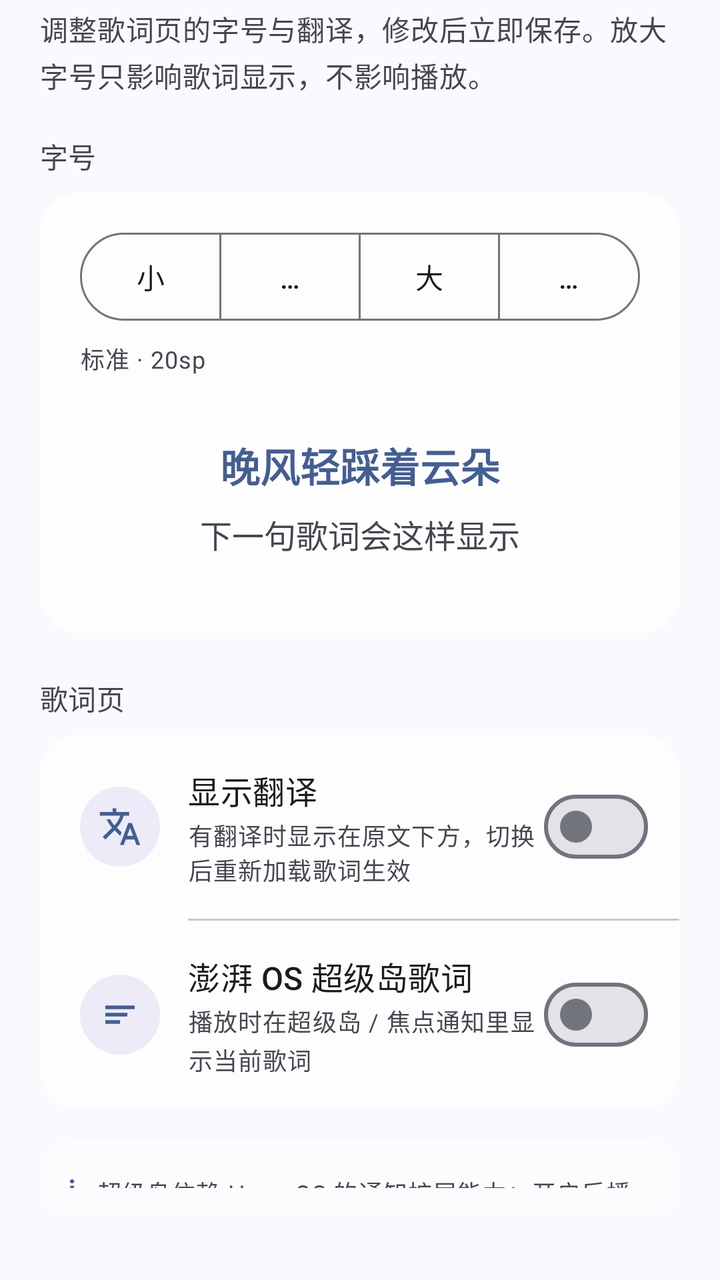
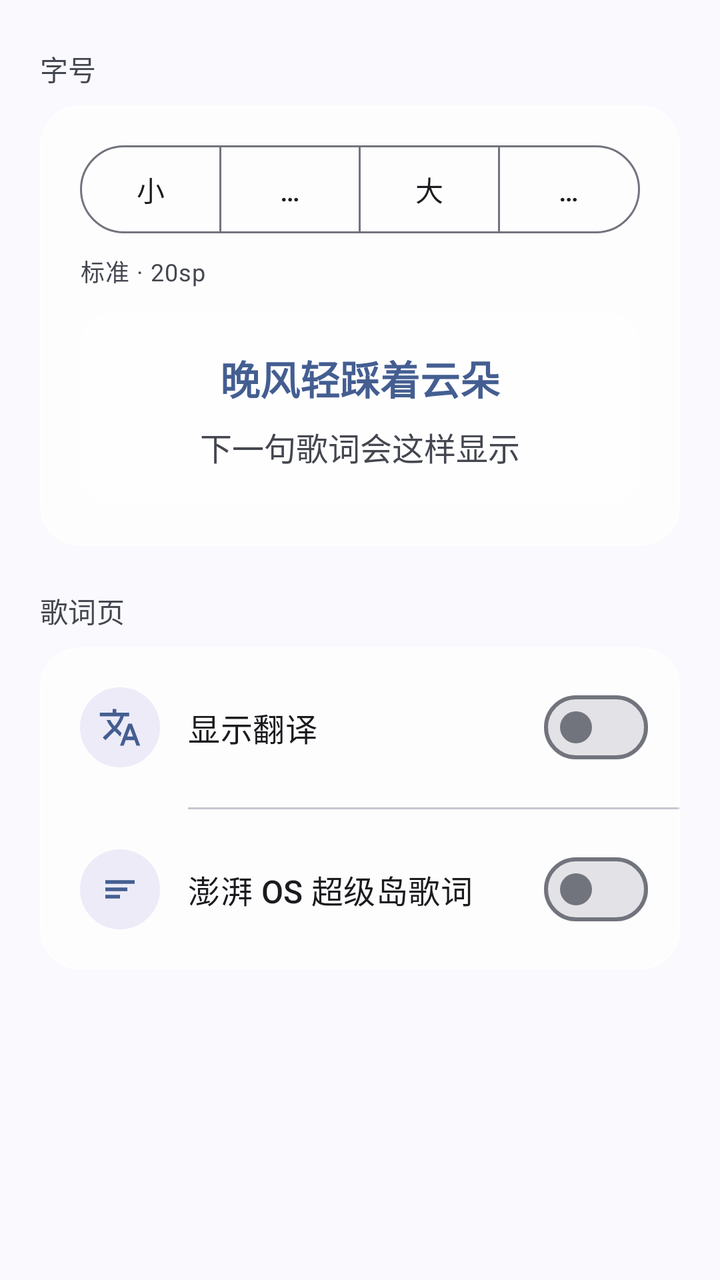

Compare the two renders of this Android layout. The source of the first and the diff that turns it into the second are given below.
<!-- AndroidManifest.xml: application theme Theme.QYMusic -->
<!-- res/layout/fragment_lyric_settings.xml -->
<?xml version="1.0" encoding="utf-8"?>
<layout xmlns:android="http://schemas.android.com/apk/res/android"
    xmlns:app="http://schemas.android.com/apk/res-auto">

    <LinearLayout
        android:layout_width="match_parent"
        android:layout_height="wrap_content"
        android:orientation="vertical"
        android:paddingStart="20dp"
        android:paddingTop="4dp"
        android:paddingEnd="20dp"
        android:paddingBottom="32dp">

        <TextView
            android:layout_width="match_parent"
            android:layout_height="wrap_content"
            android:lineSpacingExtra="3dp"
            android:text="调整歌词页的字号与翻译，修改后立即保存。放大字号只影响歌词显示，不影响播放。"
            android:textAppearance="@style/TextAppearance.Material3.BodyMedium"
            android:textColor="?attr/colorOnSurfaceVariant" />

        
        <TextView
            style="@style/TextAppearance.Material3.LabelLarge"
            android:layout_width="match_parent"
            android:layout_height="wrap_content"
            android:layout_marginTop="20dp"
            android:layout_marginBottom="8dp"
            android:text="字号"
            android:textColor="?attr/colorOnSurfaceVariant" />

        <com.google.android.material.card.MaterialCardView
            style="@style/Widget.Material3.CardView.Filled"
            android:layout_width="match_parent"
            android:layout_height="wrap_content"
            app:cardBackgroundColor="@color/glass_card"
            app:cardCornerRadius="20dp"
            app:cardElevation="0dp"
            app:contentPadding="20dp"
            app:strokeColor="@color/glass_stroke"
            app:strokeWidth="1dp">

            <LinearLayout
                android:layout_width="match_parent"
                android:layout_height="wrap_content"
                android:orientation="vertical">

                <com.google.android.material.button.MaterialButtonToggleGroup
                    android:id="@+id/toggle_lyric_size"
                    android:layout_width="match_parent"
                    android:layout_height="wrap_content"
                    app:selectionRequired="true"
                    app:singleSelection="true">

                    <com.google.android.material.button.MaterialButton
                        android:id="@+id/btn_lyric_size_small"
                        style="@style/Widget.Material3.Button.OutlinedButton"
                        android:layout_width="0dp"
                        android:layout_height="44dp"
                        android:layout_weight="1"
                        android:insetTop="0dp"
                        android:insetBottom="0dp"
                        android:text="小" />

                    <com.google.android.material.button.MaterialButton
                        android:id="@+id/btn_lyric_size_normal"
                        style="@style/Widget.Material3.Button.OutlinedButton"
                        android:layout_width="0dp"
                        android:layout_height="44dp"
                        android:layout_weight="1"
                        android:insetTop="0dp"
                        android:insetBottom="0dp"
                        android:text="标准" />

                    <com.google.android.material.button.MaterialButton
                        android:id="@+id/btn_lyric_size_large"
                        style="@style/Widget.Material3.Button.OutlinedButton"
                        android:layout_width="0dp"
                        android:layout_height="44dp"
                        android:layout_weight="1"
                        android:insetTop="0dp"
                        android:insetBottom="0dp"
                        android:text="大" />

                    <com.google.android.material.button.MaterialButton
                        android:id="@+id/btn_lyric_size_xlarge"
                        style="@style/Widget.Material3.Button.OutlinedButton"
                        android:layout_width="0dp"
                        android:layout_height="44dp"
                        android:layout_weight="1"
                        android:insetTop="0dp"
                        android:insetBottom="0dp"
                        android:text="特大" />

                </com.google.android.material.button.MaterialButtonToggleGroup>

                <TextView
                    android:id="@+id/tv_lyric_size_value"
                    android:layout_width="match_parent"
                    android:layout_height="wrap_content"
                    android:layout_marginTop="10dp"
                    android:text="标准 · 20sp"
                    android:textAppearance="@style/TextAppearance.Material3.BodySmall"
                    android:textColor="?attr/colorOnSurfaceVariant" />

                
                <LinearLayout
                    android:layout_width="match_parent"
                    android:layout_height="wrap_content"
                    android:layout_marginTop="12dp"
                    android:background="@drawable/bg_mini_tile"
                    android:gravity="center"
                    android:orientation="vertical"
                    android:paddingStart="16dp"
                    android:paddingTop="18dp"
                    android:paddingEnd="16dp"
                    android:paddingBottom="18dp">

                    <TextView
                        android:id="@+id/tv_preview_current"
                        android:layout_width="match_parent"
                        android:layout_height="wrap_content"
                        android:gravity="center"
                        android:maxLines="1"
                        android:ellipsize="end"
                        android:text="晚风轻踩着云朵"
                        android:textColor="?attr/colorPrimary"
                        android:textSize="20sp"
                        android:textStyle="bold" />

                    <TextView
                        android:id="@+id/tv_preview_next"
                        android:layout_width="match_parent"
                        android:layout_height="wrap_content"
                        android:layout_marginTop="8dp"
                        android:gravity="center"
                        android:maxLines="1"
                        android:ellipsize="end"
                        android:text="下一句歌词会这样显示"
                        android:textColor="?attr/colorOnSurfaceVariant"
                        android:textSize="16sp" />

                </LinearLayout>

            </LinearLayout>

        </com.google.android.material.card.MaterialCardView>

        
        <TextView
            style="@style/TextAppearance.Material3.LabelLarge"
            android:layout_width="match_parent"
            android:layout_height="wrap_content"
            android:layout_marginTop="22dp"
            android:layout_marginBottom="8dp"
            android:text="歌词页"
            android:textColor="?attr/colorOnSurfaceVariant" />

        <com.google.android.material.card.MaterialCardView
            style="@style/Widget.Material3.CardView.Filled"
            android:layout_width="match_parent"
            android:layout_height="wrap_content"
            app:cardBackgroundColor="@color/glass_card"
            app:cardCornerRadius="20dp"
            app:cardElevation="0dp"
            app:contentPadding="0dp"
            app:strokeColor="@color/glass_stroke"
            app:strokeWidth="1dp">

            <LinearLayout
                android:layout_width="match_parent"
                android:layout_height="wrap_content"
                android:orientation="vertical">

                <LinearLayout
                    android:layout_width="match_parent"
                    android:layout_height="wrap_content"
                    android:gravity="center_vertical"
                    android:orientation="horizontal"
                    android:paddingStart="20dp"
                    android:paddingTop="16dp"
                    android:paddingEnd="16dp"
                    android:paddingBottom="16dp">

                    <FrameLayout
                        android:layout_width="40dp"
                        android:layout_height="40dp"
                        android:background="@drawable/bg_icon_circle">

                        <ImageView
                            android:layout_width="22dp"
                            android:layout_height="22dp"
                            android:layout_gravity="center"
                            android:contentDescription="翻译"
                            android:src="@drawable/ic_translate" />

                    </FrameLayout>

                    <LinearLayout
                        android:layout_width="0dp"
                        android:layout_height="wrap_content"
                        android:layout_marginStart="14dp"
                        android:layout_weight="1"
                        android:orientation="vertical">

                        <TextView
                            android:layout_width="match_parent"
                            android:layout_height="wrap_content"
                            android:text="显示翻译"
                            android:textAppearance="@style/TextAppearance.Material3.TitleMedium" />

                        <TextView
                            android:layout_width="match_parent"
                            android:layout_height="wrap_content"
                            android:layout_marginTop="2dp"
                            android:text="有翻译时显示在原文下方，切换后重新加载歌词生效"
                            android:textAppearance="@style/TextAppearance.Material3.BodySmall"
                            android:textColor="?attr/colorOnSurfaceVariant" />

                    </LinearLayout>

                    <com.google.android.material.materialswitch.MaterialSwitch
                        android:id="@+id/switch_lyric_translation"
                        android:layout_width="wrap_content"
                        android:layout_height="wrap_content" />

                </LinearLayout>

                <View
                    android:layout_width="match_parent"
                    android:layout_height="1dp"
                    android:layout_marginStart="74dp"
                    android:background="?attr/colorOutlineVariant" />

                <LinearLayout
                    android:layout_width="match_parent"
                    android:layout_height="wrap_content"
                    android:gravity="center_vertical"
                    android:orientation="horizontal"
                    android:paddingStart="20dp"
                    android:paddingTop="16dp"
                    android:paddingEnd="16dp"
                    android:paddingBottom="16dp">

                    <FrameLayout
                        android:layout_width="40dp"
                        android:layout_height="40dp"
                        android:background="@drawable/bg_icon_circle">

                        <ImageView
                            android:layout_width="22dp"
                            android:layout_height="22dp"
                            android:layout_gravity="center"
                            android:contentDescription="超级岛"
                            android:src="@drawable/baseline_lyrics_24"
                            app:tint="?attr/colorPrimary" />

                    </FrameLayout>

                    <LinearLayout
                        android:layout_width="0dp"
                        android:layout_height="wrap_content"
                        android:layout_marginStart="14dp"
                        android:layout_weight="1"
                        android:orientation="vertical">

                        <TextView
                            android:layout_width="match_parent"
                            android:layout_height="wrap_content"
                            android:text="澎湃 OS 超级岛歌词"
                            android:textAppearance="@style/TextAppearance.Material3.TitleMedium" />

                        <TextView
                            android:id="@+id/tv_super_island_hint"
                            android:layout_width="match_parent"
                            android:layout_height="wrap_content"
                            android:layout_marginTop="2dp"
                            android:lineSpacingExtra="2dp"
                            android:text="播放时在超级岛 / 焦点通知里显示当前歌词"
                            android:textAppearance="@style/TextAppearance.Material3.BodySmall"
                            android:textColor="?attr/colorOnSurfaceVariant" />

                    </LinearLayout>

                    <com.google.android.material.materialswitch.MaterialSwitch
                        android:id="@+id/switch_super_island"
                        android:layout_width="wrap_content"
                        android:layout_height="wrap_content" />

                </LinearLayout>

            </LinearLayout>

        </com.google.android.material.card.MaterialCardView>

        <LinearLayout
            android:layout_width="match_parent"
            android:layout_height="wrap_content"
            android:layout_marginTop="16dp"
            android:background="@drawable/bg_mini_tile"
            android:orientation="horizontal"
            android:padding="14dp">

            <TextView
                android:layout_width="wrap_content"
                android:layout_height="wrap_content"
                android:text="i"
                android:textAppearance="@style/TextAppearance.Material3.TitleMedium"
                android:textColor="?attr/colorPrimary" />

            <TextView
                android:id="@+id/tv_super_island_note"
                android:layout_width="0dp"
                android:layout_height="wrap_content"
                android:layout_marginStart="10dp"
                android:layout_weight="1"
                android:lineSpacingExtra="3dp"
                android:text="超级岛依赖 HyperOS 的通知扩展能力：开启后播放时会额外发一条静音的歌词通知。部分系统版本可能只按普通通知显示，或被系统通知权限拦截，此时不影响播放与原有通知。"
                android:textAppearance="@style/TextAppearance.Material3.BodySmall"
                android:textColor="?attr/colorOnSurfaceVariant" />

        </LinearLayout>

    </LinearLayout>

</layout>
<!-- resources referenced by this layout -->
<resources>
  <color name="glass_card">#B8FFFFFF</color>
  <color name="glass_stroke">#80FFFFFF</color>
  <!-- drawable baseline_lyrics_24 (drawable) -->
  <vector xmlns:android="http://schemas.android.com/apk/res/android"
      android:width="24dp"
      android:height="24dp"
      android:tint="?attr/colorOnBackground"
      android:viewportWidth="24"
      android:viewportHeight="24">
  
      <path
          android:fillColor="@android:color/white"
          android:pathData="M4,7H20V9H4Z" />
      <path
          android:fillColor="@android:color/white"
          android:pathData="M4,11H16V13H4Z" />
      <path
          android:fillColor="@android:color/white"
          android:pathData="M4,15H12V17H4Z" />
  
  </vector>
  <!-- drawable bg_icon_circle (drawable) -->
  <?xml version="1.0" encoding="utf-8"?>
  <shape xmlns:android="http://schemas.android.com/apk/res/android"
      android:shape="oval">
      <solid android:color="#1A5B4DBB" />
  </shape>
  <!-- drawable bg_mini_tile (drawable) -->
  <?xml version="1.0" encoding="utf-8"?>
  <shape xmlns:android="http://schemas.android.com/apk/res/android"
      android:shape="rectangle">
      <solid android:color="#66FFFFFF" />
      <corners android:radius="16dp" />
  </shape>
  <!-- drawable ic_translate (drawable) -->
  <vector xmlns:android="http://schemas.android.com/apk/res/android"
      android:width="24dp"
      android:height="24dp"
      android:viewportWidth="24"
      android:viewportHeight="24"
      android:tint="?attr/colorPrimary">
      <path
          android:fillColor="@android:color/white"
          android:pathData="M12.87,15.07l-2.54,-2.51 0.03,-0.03c1.74,-1.94 2.98,-4.17 3.71,-6.53H17V4h-7V2H8v2H1v1.99h11.17C11.5,7.92 10.44,9.75 9,11.35 8.07,10.32 7.3,9.19 6.69,8h-2c0.73,1.63 1.73,3.17 2.98,4.56l-5.09,5.02L4,19l5,-5 3.11,3.11 0.76,-2.04zM18.5,10h-2L12,22h2l1.12,-3h4.75L21,22h2l-4.5,-12zM15.88,17l1.62,-4.33L19.12,17h-3.24z" />
  </vector>
  <style name="Theme.QYMusic" parent="Theme.Material3.DynamicColors.DayNight.NoActionBar">
          
          <item name="android:statusBarColor">@android:color/transparent</item>
          <item name="android:navigationBarColor">@android:color/transparent</item>
          <item name="android:windowTranslucentStatus">false</item>
          <item name="android:windowLightStatusBar">true</item>
          <item name="android:windowLightNavigationBar" tools:targetApi="27">true</item>
          <item name="android:enforceNavigationBarContrast" tools:targetApi="29">false</item>
          
      </style>
</resources>

<!-- the commit's change to res/layout/fragment_lyric_settings.xml (unified diff, before → after) -->
@@ -11,14 +11,6 @@
         android:paddingEnd="20dp"
         android:paddingBottom="32dp">
 
-        <TextView
-            android:layout_width="match_parent"
-            android:layout_height="wrap_content"
-            android:lineSpacingExtra="3dp"
-            android:text="调整歌词页的字号与翻译，修改后立即保存。放大字号只影响歌词显示，不影响播放。"
-            android:textAppearance="@style/TextAppearance.Material3.BodyMedium"
-            android:textColor="?attr/colorOnSurfaceVariant" />
-
         
         <TextView
             style="@style/TextAppearance.Material3.LabelLarge"
@@ -209,14 +201,6 @@
                             android:text="显示翻译"
                             android:textAppearance="@style/TextAppearance.Material3.TitleMedium" />
 
-                        <TextView
-                            android:layout_width="match_parent"
-                            android:layout_height="wrap_content"
-                            android:layout_marginTop="2dp"
-                            android:text="有翻译时显示在原文下方，切换后重新加载歌词生效"
-                            android:textAppearance="@style/TextAppearance.Material3.BodySmall"
-                            android:textColor="?attr/colorOnSurfaceVariant" />
-
                     </LinearLayout>
 
                     <com.google.android.material.materialswitch.MaterialSwitch
@@ -270,16 +254,6 @@
                             android:text="澎湃 OS 超级岛歌词"
                             android:textAppearance="@style/TextAppearance.Material3.TitleMedium" />
 
-                        <TextView
-                            android:id="@+id/tv_super_island_hint"
-                            android:layout_width="match_parent"
-                            android:layout_height="wrap_content"
-                            android:layout_marginTop="2dp"
-                            android:lineSpacingExtra="2dp"
-                            android:text="播放时在超级岛 / 焦点通知里显示当前歌词"
-                            android:textAppearance="@style/TextAppearance.Material3.BodySmall"
-                            android:textColor="?attr/colorOnSurfaceVariant" />
-
                     </LinearLayout>
 
                     <com.google.android.material.materialswitch.MaterialSwitch
@@ -293,34 +267,6 @@
 
         </com.google.android.material.card.MaterialCardView>
 
-        <LinearLayout
-            android:layout_width="match_parent"
-            android:layout_height="wrap_content"
-            android:layout_marginTop="16dp"
-            android:background="@drawable/bg_mini_tile"
-            android:orientation="horizontal"
-            android:padding="14dp">
-
-            <TextView
-                android:layout_width="wrap_content"
-                android:layout_height="wrap_content"
-                android:text="i"
-                android:textAppearance="@style/TextAppearance.Material3.TitleMedium"
-                android:textColor="?attr/colorPrimary" />
-
-            <TextView
-                android:id="@+id/tv_super_island_note"
-                android:layout_width="0dp"
-                android:layout_height="wrap_content"
-                android:layout_marginStart="10dp"
-                android:layout_weight="1"
-                android:lineSpacingExtra="3dp"
-                android:text="超级岛依赖 HyperOS 的通知扩展能力：开启后播放时会额外发一条静音的歌词通知。部分系统版本可能只按普通通知显示，或被系统通知权限拦截，此时不影响播放与原有通知。"
-                android:textAppearance="@style/TextAppearance.Material3.BodySmall"
-                android:textColor="?attr/colorOnSurfaceVariant" />
-
-        </LinearLayout>
-
     </LinearLayout>
 
 </layout>
